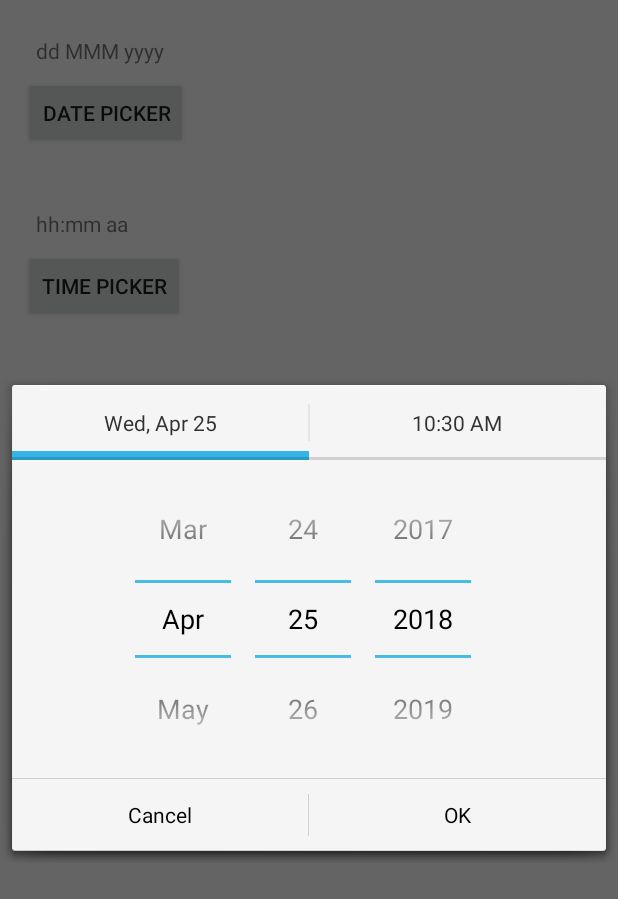
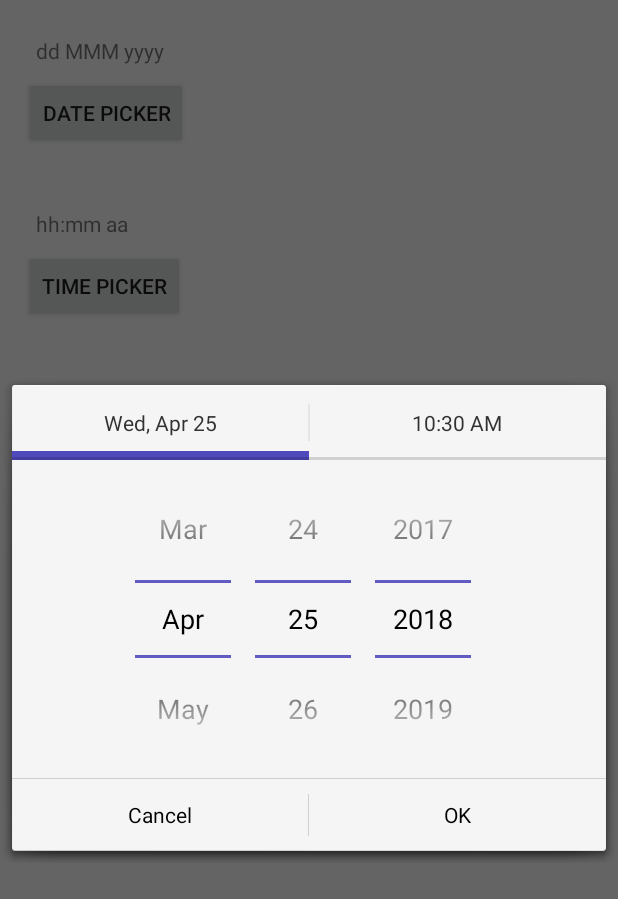
Before and after one commit to Divakar-Murugesh/CustomDateTimePicker, an Android app: the screen it shows after launch (MainActivity), after a tap on "DATE-TIME PICKER", on a phone screen of 412 x 824 dp. Shown: the top 899 px of the screen. Run offline under Robolectric (Android 15) with nearby library versions, the phone set to English and light mode, and no system bars.

Commit message:
Initial commit by Divakar Murugesh

```diff
--- a/app/src/main/java/com/example/customdatetimepicker/MainActivity.java
+++ b/app/src/main/java/com/example/customdatetimepicker/MainActivity.java
@@ -1,5 +1,6 @@
 package com.example.customdatetimepicker;
 
+import android.graphics.Color;
 import android.os.Bundle;
 import android.support.v4.app.FragmentActivity;
 import android.view.View;
@@ -49,7 +50,7 @@ public class MainActivity extends FragmentActivity {
                         //.setMaxDate(maxDate)
                         //.setIs24HourTime(true)
                         //.setTheme(SlideDateTimePicker.HOLO_DARK)
-                        //.setIndicatorColor(Color.parseColor("#990000"))
+                        .setIndicatorColor(Color.parseColor("#5049BC"))
                         .build()
                         .show();
             }
@@ -68,7 +69,7 @@ public class MainActivity extends FragmentActivity {
                         //.setMaxDate(maxDate)
                         //.setIs24HourTime(true)
                         //.setTheme(SlideDateTimePicker.HOLO_DARK)
-                        //.setIndicatorColor(Color.parseColor("#990000"))
+                        .setIndicatorColor(Color.parseColor("#5049BC"))
                         .build()
                         .show();
             }
@@ -87,7 +88,7 @@ public class MainActivity extends FragmentActivity {
                         //.setMaxDate(maxDate)
                         //.setIs24HourTime(true)
                         //.setTheme(SlideDateTimePicker.HOLO_DARK)
-                        //.setIndicatorColor(Color.parseColor("#990000"))
+                        .setIndicatorColor(Color.parseColor("#5049BC"))
                         .build()
                         .show();
             }
--- a/app/src/main/java/com/example/customdatetimepicker/lib/CustomDatePicker.java
+++ b/app/src/main/java/com/example/customdatetimepicker/lib/CustomDatePicker.java
@@ -53,9 +53,9 @@ public class CustomDatePicker extends DatePicker {
             // to refer to our custom drawables
             selectionDividerField = numberPickerClass.getDeclaredField("mSelectionDivider");
             selectionDividerField.setAccessible(true);
-            selectionDividerField.set(monthNumberPicker, getResources().getDrawable(R.drawable.selection_divider));
-            selectionDividerField.set(dayNumberPicker, getResources().getDrawable(R.drawable.selection_divider));
-            selectionDividerField.set(yearNumberPicker, getResources().getDrawable(R.drawable.selection_divider));
+            selectionDividerField.set(monthNumberPicker, getResources().getDrawable(R.drawable.bar_nine_patch));
+            selectionDividerField.set(dayNumberPicker, getResources().getDrawable(R.drawable.bar_nine_patch));
+            selectionDividerField.set(yearNumberPicker, getResources().getDrawable(R.drawable.bar_nine_patch));
         } catch (ClassNotFoundException e) {
             Log.e(TAG, "ClassNotFoundException in CustomDatePicker", e);
         } catch (NoSuchFieldException e) {
--- a/app/src/main/java/com/example/customdatetimepicker/lib/CustomTimePicker.java
+++ b/app/src/main/java/com/example/customdatetimepicker/lib/CustomTimePicker.java
@@ -53,9 +53,9 @@ public class CustomTimePicker extends TimePicker {
             // to refer to our custom drawables
             selectionDividerField = numberPickerClass.getDeclaredField("mSelectionDivider");
             selectionDividerField.setAccessible(true);
-            selectionDividerField.set(hourNumberPicker, getResources().getDrawable(R.drawable.selection_divider));
-            selectionDividerField.set(minuteNumberPicker, getResources().getDrawable(R.drawable.selection_divider));
-            selectionDividerField.set(amPmNumberPicker, getResources().getDrawable(R.drawable.selection_divider));
+            selectionDividerField.set(hourNumberPicker, getResources().getDrawable(R.drawable.bar_nine_patch));
+            selectionDividerField.set(minuteNumberPicker, getResources().getDrawable(R.drawable.bar_nine_patch));
+            selectionDividerField.set(amPmNumberPicker, getResources().getDrawable(R.drawable.bar_nine_patch));
         } catch (ClassNotFoundException e) {
             Log.e(TAG, "ClassNotFoundException in CustomTimePicker", e);
         } catch (NoSuchFieldException e) {
```
Also changed, not shown: app/src/main/res/drawable-hdpi/bar_nine_patch.9.png (added), app/src/main/res/drawable-mdpi/bar_nine_patch.9.png (added), app/src/main/res/drawable-xhdpi/bar_nine_patch.9.png (added), app/src/main/res/drawable-xxhdpi/bar_nine_patch.9.png (added), app/src/main/res/drawable-xxxhdpi/bar_nine_patch.9.png (added), app/src/main/res/drawable/selection_divider.9.png (deleted).
